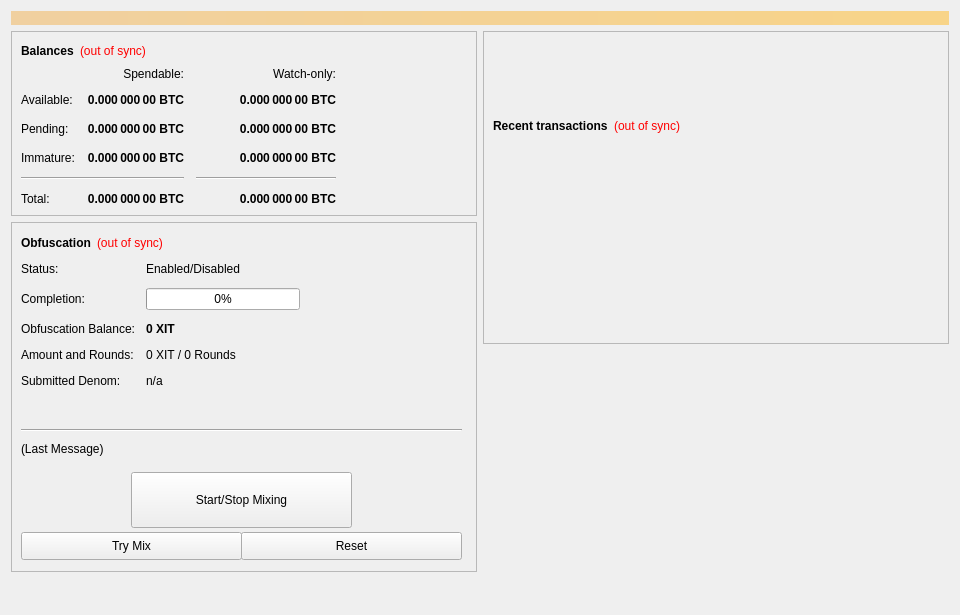
Qt form src/qt/forms/overviewpage.ui (IttriumCore/ittrium) before a commit.
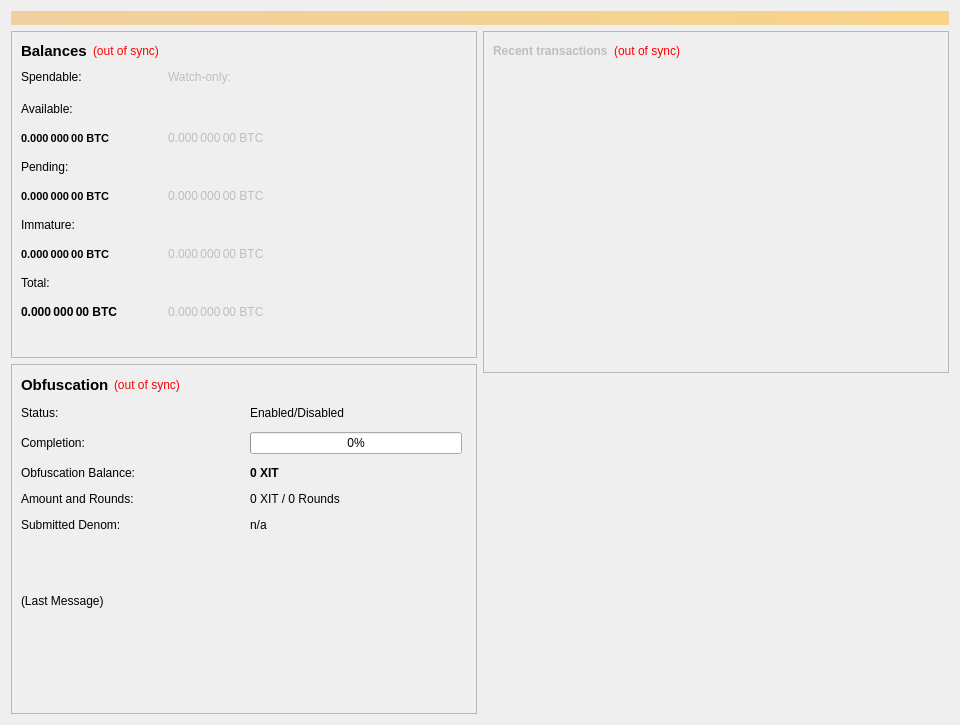
The same form after that commit. Custom widgets are drawn as their Qt base class.

Diff of the .ui file:
```diff
--- a/src/qt/forms/overviewpage.ui
+++ b/src/qt/forms/overviewpage.ui
@@ -7,7 +7,7 @@
     <x>0</x>
     <y>0</y>
     <width>960</width>
-    <height>615</height>
+    <height>725</height>
    </rect>
   </property>
   <property name="minimumSize">
@@ -40,8 +40,11 @@
     <layout class="QHBoxLayout" name="horizontalLayout" stretch="1,1">
      <item>
       <layout class="QVBoxLayout" name="verticalLayout_2">
+       <property name="spacing">
+        <number>6</number>
+       </property>
        <item>
-        <widget class="QFrame" name="frame">
+        <widget class="QFrame" name="frame_Balances">
          <property name="frameShape">
           <enum>QFrame::StyledPanel</enum>
          </property>
@@ -52,11 +55,15 @@
           <item>
            <layout class="QHBoxLayout" name="horizontalLayout_4">
             <item>
-             <widget class="QLabel" name="label_5">
+             <widget class="QLabel" name="BalanceTitle">
               <property name="font">
                <font>
+                <pointsize>11</pointsize>
                 <weight>75</weight>
+                <italic>false</italic>
                 <bold>true</bold>
+                <underline>false</underline>
+                <stylestrategy>PreferDefault</stylestrategy>
                </font>
               </property>
               <property name="text">
@@ -78,9 +85,6 @@
               <property name="text">
                <string notr="true">(out of sync)</string>
               </property>
-              <property name="alignment">
-               <set>Qt::AlignLeading|Qt::AlignLeft|Qt::AlignVCenter</set>
-              </property>
              </widget>
             </item>
             <item>
@@ -90,7 +94,7 @@
               </property>
               <property name="sizeHint" stdset="0">
                <size>
-                <width>40</width>
+                <width>30</width>
                 <height>20</height>
                </size>
               </property>
@@ -100,298 +104,261 @@
           </item>
           <item>
            <layout class="QGridLayout" name="gridLayout">
-            <property name="spacing">
-             <number>12</number>
+            <property name="horizontalSpacing">
+             <number>50</number>
             </property>
-            <item row="2" column="2">
+            <property name="verticalSpacing">
+             <number>15</number>
+            </property>
+            <item row="0" column="0">
+             <widget class="QLabel" name="labelSpendable">
+              <property name="text">
+               <string>Spendable:</string>
+              </property>
+             </widget>
+            </item>
+            <item row="9" column="0">
+             <widget class="QLabel" name="labelTotal">
+              <property name="font">
+               <font>
+                <weight>75</weight>
+                <bold>true</bold>
+               </font>
+              </property>
+              <property name="toolTip">
+               <string>Your current total balance</string>
+              </property>
+              <property name="text">
+               <string notr="true">0.000 000 00 BTC</string>
+              </property>
+              <property name="textInteractionFlags">
+               <set>Qt::NoTextInteraction</set>
+              </property>
+             </widget>
+            </item>
+            <item row="2" column="0">
+             <widget class="QLabel" name="labelBalance">
+              <property name="font">
+               <font>
+                <pointsize>8</pointsize>
+                <weight>75</weight>
+                <bold>true</bold>
+               </font>
+              </property>
+              <property name="toolTip">
+               <string>Your current spendable balance</string>
+              </property>
+              <property name="text">
+               <string notr="true">0.000 000 00 BTC</string>
+              </property>
+              <property name="textInteractionFlags">
+               <set>Qt::NoTextInteraction</set>
+              </property>
+             </widget>
+            </item>
+            <item row="4" column="1">
              <widget class="QLabel" name="labelWatchPending">
+              <property name="enabled">
+               <bool>false</bool>
+              </property>
               <property name="font">
                <font>
-                <weight>75</weight>
-                <bold>true</bold>
+                <weight>50</weight>
+                <bold>false</bold>
                </font>
               </property>
-              <property name="cursor">
-               <cursorShape>IBeamCursor</cursorShape>
-              </property>
               <property name="toolTip">
                <string>Unconfirmed transactions to watch-only addresses</string>
               </property>
               <property name="text">
                <string notr="true">0.000 000 00 BTC</string>
               </property>
-              <property name="alignment">
-               <set>Qt::AlignRight|Qt::AlignTrailing|Qt::AlignVCenter</set>
-              </property>
               <property name="textInteractionFlags">
-               <set>Qt::LinksAccessibleByMouse|Qt::TextSelectableByKeyboard|Qt::TextSelectableByMouse</set>
+               <set>Qt::NoTextInteraction</set>
               </property>
              </widget>
             </item>
-            <item row="2" column="1">
+            <item row="4" column="0">
              <widget class="QLabel" name="labelUnconfirmed">
               <property name="font">
                <font>
+                <pointsize>8</pointsize>
                 <weight>75</weight>
                 <bold>true</bold>
                </font>
               </property>
-              <property name="cursor">
-               <cursorShape>IBeamCursor</cursorShape>
-              </property>
               <property name="toolTip">
                <string>Total of transactions that have yet to be confirmed, and do not yet count toward the spendable balance</string>
               </property>
               <property name="text">
                <string notr="true">0.000 000 00 BTC</string>
               </property>
-              <property name="alignment">
-               <set>Qt::AlignRight|Qt::AlignTrailing|Qt::AlignVCenter</set>
-              </property>
               <property name="textInteractionFlags">
-               <set>Qt::LinksAccessibleByMouse|Qt::TextSelectableByKeyboard|Qt::TextSelectableByMouse</set>
+               <set>Qt::NoTextInteraction</set>
               </property>
              </widget>
             </item>
-            <item row="3" column="2">
+            <item row="0" column="1">
+             <widget class="QLabel" name="labelWatchonly">
+              <property name="enabled">
+               <bool>false</bool>
+              </property>
+              <property name="text">
+               <string>Watch-only:</string>
+              </property>
+             </widget>
+            </item>
+            <item row="6" column="1">
              <widget class="QLabel" name="labelWatchImmature">
+              <property name="enabled">
+               <bool>false</bool>
+              </property>
               <property name="font">
                <font>
-                <weight>75</weight>
-                <bold>true</bold>
+                <weight>50</weight>
+                <bold>false</bold>
                </font>
               </property>
-              <property name="cursor">
-               <cursorShape>IBeamCursor</cursorShape>
-              </property>
               <property name="toolTip">
                <string>Staked or masternode rewards in watch-only addresses that has not yet matured</string>
               </property>
               <property name="text">
                <string notr="true">0.000 000 00 BTC</string>
               </property>
-              <property name="alignment">
-               <set>Qt::AlignRight|Qt::AlignTrailing|Qt::AlignVCenter</set>
-              </property>
               <property name="textInteractionFlags">
-               <set>Qt::LinksAccessibleByMouse|Qt::TextSelectableByKeyboard|Qt::TextSelectableByMouse</set>
+               <set>Qt::NoTextInteraction</set>
               </property>
              </widget>
             </item>
-            <item row="4" column="0" colspan="2">
-             <widget class="Line" name="lineSpendableBalance">
-              <property name="orientation">
-               <enum>Qt::Horizontal</enum>
-              </property>
-             </widget>
-            </item>
-            <item row="4" column="2">
-             <widget class="Line" name="lineWatchBalance">
-              <property name="sizePolicy">
-               <sizepolicy hsizetype="Preferred" vsizetype="Fixed">
-                <horstretch>0</horstretch>
-                <verstretch>0</verstretch>
-               </sizepolicy>
-              </property>
-              <property name="minimumSize">
-               <size>
-                <width>140</width>
-                <height>0</height>
-               </size>
-              </property>
-              <property name="orientation">
-               <enum>Qt::Horizontal</enum>
-              </property>
-             </widget>
-            </item>
-            <item row="5" column="0">
-             <widget class="QLabel" name="labelTotalText">
-              <property name="text">
-               <string>Total:</string>
-              </property>
-             </widget>
-            </item>
-            <item row="3" column="1">
-             <widget class="QLabel" name="labelImmature">
-              <property name="font">
-               <font>
-                <weight>75</weight>
-                <bold>true</bold>
-               </font>
-              </property>
-              <property name="cursor">
-               <cursorShape>IBeamCursor</cursorShape>
-              </property>
-              <property name="toolTip">
-               <string>Staked or masternode rewards that has not yet matured</string>
-              </property>
-              <property name="text">
-               <string notr="true">0.000 000 00 BTC</string>
-              </property>
-              <property name="alignment">
-               <set>Qt::AlignRight|Qt::AlignTrailing|Qt::AlignVCenter</set>
-              </property>
-              <property name="textInteractionFlags">
-               <set>Qt::LinksAccessibleByMouse|Qt::TextSelectableByKeyboard|Qt::TextSelectableByMouse</set>
-              </property>
-             </widget>
-            </item>
-            <item row="2" column="3">
-             <spacer name="horizontalSpacer_2">
-              <property name="orientation">
-               <enum>Qt::Horizontal</enum>
-              </property>
-              <property name="sizeHint" stdset="0">
-               <size>
-                <width>40</width>
-                <height>20</height>
-               </size>
-              </property>
-             </spacer>
-            </item>
-            <item row="3" column="0">
-             <widget class="QLabel" name="labelImmatureText">
-              <property name="text">
-               <string>Immature:</string>
-              </property>
-             </widget>
-            </item>
-            <item row="5" column="1">
-             <widget class="QLabel" name="labelTotal">
-              <property name="font">
-               <font>
-                <weight>75</weight>
-                <bold>true</bold>
-               </font>
-              </property>
-              <property name="cursor">
-               <cursorShape>IBeamCursor</cursorShape>
-              </property>
-              <property name="toolTip">
-               <string>Your current total balance</string>
-              </property>
-              <property name="text">
-               <string notr="true">0.000 000 00 BTC</string>
-              </property>
-              <property name="alignment">
-               <set>Qt::AlignRight|Qt::AlignTrailing|Qt::AlignVCenter</set>
-              </property>
-              <property name="textInteractionFlags">
-               <set>Qt::LinksAccessibleByMouse|Qt::TextSelectableByKeyboard|Qt::TextSelectableByMouse</set>
-              </property>
-             </widget>
-            </item>
-            <item row="5" column="2">
+            <item row="9" column="1">
              <widget class="QLabel" name="labelWatchTotal">
+              <property name="enabled">
+               <bool>false</bool>
+              </property>
               <property name="font">
                <font>
-                <weight>75</weight>
-                <bold>true</bold>
+                <weight>50</weight>
+                <bold>false</bold>
                </font>
               </property>
-              <property name="cursor">
-               <cursorShape>IBeamCursor</cursorShape>
-              </property>
               <property name="toolTip">
                <string>Current total balance in watch-only addresses</string>
               </property>
               <property name="text">
                <string notr="true">0.000 000 00 BTC</string>
               </property>
-              <property name="alignment">
-               <set>Qt::AlignRight|Qt::AlignTrailing|Qt::AlignVCenter</set>
-              </property>
               <property name="textInteractionFlags">
-               <set>Qt::LinksAccessibleByMouse|Qt::TextSelectableByKeyboard|Qt::TextSelectableByMouse</set>
+               <set>Qt::NoTextInteraction</set>
               </property>
              </widget>
             </item>
             <item row="0" column="2">
-             <widget class="QLabel" name="labelWatchonly">
-              <property name="text">
-               <string>Watch-only:</string>
+             <spacer name="horizontalSpacer_2">
+              <property name="orientation">
+               <enum>Qt::Horizontal</enum>
               </property>
-              <property name="alignment">
-               <set>Qt::AlignRight|Qt::AlignTrailing|Qt::AlignVCenter</set>
+              <property name="sizeType">
+               <enum>QSizePolicy::Expanding</enum>
               </property>
-             </widget>
-            </item>
-            <item row="1" column="0">
-             <widget class="QLabel" name="labelBalanceText">
-              <property name="text">
-               <string>Available:</string>
+              <property name="sizeHint" stdset="0">
+               <size>
+                <width>30</width>
+                <height>20</height>
+               </size>
               </property>
-             </widget>
+             </spacer>
             </item>
-            <item row="1" column="1">
-             <widget class="QLabel" name="labelBalance">
+            <item row="6" column="0">
+             <widget class="QLabel" name="labelImmature">
               <property name="font">
                <font>
+                <pointsize>8</pointsize>
                 <weight>75</weight>
                 <bold>true</bold>
                </font>
               </property>
-              <property name="cursor">
-               <cursorShape>IBeamCursor</cursorShape>
-              </property>
               <property name="toolTip">
-               <string>Your current spendable balance</string>
+               <string>Staked or masternode rewards that has not yet matured</string>
+              </property>
+              <property name="layoutDirection">
+               <enum>Qt::LeftToRight</enum>
               </property>
               <property name="text">
                <string notr="true">0.000 000 00 BTC</string>
               </property>
-              <property name="alignment">
-               <set>Qt::AlignRight|Qt::AlignTrailing|Qt::AlignVCenter</set>
-              </property>
               <property name="textInteractionFlags">
-               <set>Qt::LinksAccessibleByMouse|Qt::TextSelectableByKeyboard|Qt::TextSelectableByMouse</set>
+               <set>Qt::NoTextInteraction</set>
               </property>
              </widget>
             </item>
-            <item row="1" column="2">
+            <item row="2" column="1">
              <widget class="QLabel" name="labelWatchAvailable">
+              <property name="enabled">
+               <bool>false</bool>
+              </property>
               <property name="font">
                <font>
-                <weight>75</weight>
-                <bold>true</bold>
+                <weight>50</weight>
+                <bold>false</bold>
                </font>
               </property>
-              <property name="cursor">
-               <cursorShape>IBeamCursor</cursorShape>
-              </property>
               <property name="toolTip">
                <string>Your current balance in watch-only addresses</string>
               </property>
               <property name="text">
                <string notr="true">0.000 000 00 BTC</string>
               </property>
-              <property name="alignment">
-               <set>Qt::AlignRight|Qt::AlignTrailing|Qt::AlignVCenter</set>
-              </property>
               <property name="textInteractionFlags">
-               <set>Qt::LinksAccessibleByMouse|Qt::TextSelectableByKeyboard|Qt::TextSelectableByMouse</set>
+               <set>Qt::NoTextInteraction</set>
               </property>
              </widget>
             </item>
-            <item row="2" column="0">
+            <item row="8" column="0" colspan="3">
+             <widget class="QLabel" name="labelTotalText">
+              <property name="text">
+               <string>Total:</string>
+              </property>
+             </widget>
+            </item>
+            <item row="3" column="0" colspan="3">
              <widget class="QLabel" name="labelPendingText">
               <property name="text">
                <string>Pending:</string>
               </property>
              </widget>
             </item>
-            <item row="0" column="1">
-             <widget class="QLabel" name="labelSpendable">
+            <item row="1" column="0" colspan="3">
+             <widget class="QLabel" name="labelBalanceText">
               <property name="text">
-               <string>Spendable:</string>
+               <string>Available:</string>
               </property>
-              <property name="alignment">
-               <set>Qt::AlignRight|Qt::AlignTrailing|Qt::AlignVCenter</set>
+             </widget>
+            </item>
+            <item row="5" column="0" colspan="3">
+             <widget class="QLabel" name="labelImmatureText">
+              <property name="text">
+               <string>Immature:</string>
               </property>
              </widget>
             </item>
            </layout>
           </item>
+          <item>
+           <spacer name="verticalSpacer_2">
+            <property name="orientation">
+             <enum>Qt::Vertical</enum>
+            </property>
+            <property name="sizeType">
+             <enum>QSizePolicy::Expanding</enum>
+            </property>
+            <property name="sizeHint" stdset="0">
+             <size>
+              <width>20</width>
+              <height>20</height>
+             </size>
+            </property>
+           </spacer>
+          </item>
          </layout>
         </widget>
        </item>
@@ -416,50 +383,105 @@
           <property name="geometry">
            <rect>
             <x>10</x>
-            <y>40</y>
-            <width>451</width>
-            <height>161</height>
+            <y>42</y>
+            <width>441</width>
+            <height>143</height>
            </rect>
           </property>
-          <layout class="QFormLayout" name="formLayout">
+          <layout class="QFormLayout" name="obfuscationStatusLayout">
            <property name="fieldGrowthPolicy">
             <enum>QFormLayout::AllNonFixedFieldsGrow</enum>
            </property>
            <property name="horizontalSpacing">
-            <number>11</number>
+            <number>115</number>
            </property>
            <property name="verticalSpacing">
             <number>12</number>
            </property>
            <item row="0" column="0">
             <widget class="QLabel" name="label_6">
+             <property name="font">
+              <font>
+               <weight>50</weight>
+               <bold>false</bold>
+              </font>
+             </property>
              <property name="text">
               <string>Status:</string>
              </property>
             </widget>
            </item>
+           <item row="0" column="1">
+            <widget class="QLabel" name="obfuscationEnabled">
+             <property name="font">
+              <font>
+               <weight>50</weight>
+               <bold>false</bold>
+              </font>
+             </property>
+             <property name="text">
+              <string>Enabled/Disabled</string>
+             </property>
+            </widget>
+           </item>
            <item row="1" column="0">
             <widget class="QLabel" name="label_7">
+             <property name="font">
+              <font>
+               <weight>50</weight>
+               <bold>false</bold>
+              </font>
+             </property>
              <property name="text">
               <string>Completion:</string>
              </property>
+             <property name="alignment">
+              <set>Qt::AlignLeading|Qt::AlignLeft|Qt::AlignVCenter</set>
+             </property>
             </widget>
            </item>
            <item row="1" column="1">
             <widget class="QProgressBar" name="obfuscationProgress">
-             <property name="maximumSize">
+             <property name="enabled">
+              <bool>true</bool>
+             </property>
+             <property name="minimumSize">
               <size>
                <width>154</width>
+               <height>0</height>
+              </size>
+             </property>
+             <property name="maximumSize">
+              <size>
+               <width>220</width>
                <height>16777215</height>
               </size>
              </property>
+             <property name="font">
+              <font>
+               <weight>50</weight>
+               <bold>false</bold>
+              </font>
+             </property>
              <property name="value">
               <number>0</number>
              </property>
+             <property name="alignment">
+              <set>Qt::AlignCenter</set>
+             </property>
+             <property name="invertedAppearance">
+              <bool>false</bool>
+             </property>
             </widget>
            </item>
            <item row="2" column="0">
             <widget class="QLabel" name="labelAnonymizedText">
+             <property name="font">
+              <font>
+               <weight>50</weight>
+               <bold>false</bold>
+              </font>
+             </property>
              <property name="text">
               <string>Obfuscation Balance:</string>
              </property>
@@ -480,6 +502,12 @@
            </item>
            <item row="3" column="0">
             <widget class="QLabel" name="label_8">
+             <property name="font">
+              <font>
+               <weight>50</weight>
+               <bold>false</bold>
+              </font>
+             </property>
              <property name="text">
               <string>Amount and Rounds:</string>
              </property>
@@ -487,6 +515,12 @@
            </item>
            <item row="3" column="1">
             <widget class="QLabel" name="labelAmountRounds">
+             <property name="font">
+              <font>
+               <weight>50</weight>
+               <bold>false</bold>
+              </font>
+             </property>
              <property name="text">
               <string>0 XIT / 0 Rounds</string>
              </property>
@@ -494,6 +528,12 @@
            </item>
            <item row="4" column="0">
             <widget class="QLabel" name="label_9">
+             <property name="font">
+              <font>
+               <weight>50</weight>
+               <bold>false</bold>
+              </font>
+             </property>
              <property name="text">
               <string>Submitted Denom:</string>
              </property>
@@ -501,6 +541,12 @@
            </item>
            <item row="4" column="1">
             <widget class="QLabel" name="labelSubmittedDenom">
+             <property name="font">
+              <font>
+               <weight>50</weight>
+               <bold>false</bold>
+              </font>
+             </property>
              <property name="toolTip">
               <string>The denominations you submitted to the Masternode.&lt;br&gt;To mix, other users must submit the exact same denominations.</string>
              </property>
@@ -509,16 +555,9 @@
              </property>
             </widget>
            </item>
-           <item row="0" column="1">
-            <widget class="QLabel" name="obfuscationEnabled">
-             <property name="text">
-              <string>Enabled/Disabled</string>
-             </property>
-            </widget>
-           </item>
           </layout>
          </widget>
-         <widget class="QPushButton" name="runAutoDenom">
+         <widget class="QtMaterialFlatButton" name="runAutoDenom" native="true">
           <property name="geometry">
            <rect>
             <x>251</x>
@@ -948,20 +987,20 @@
           <property name="autoFillBackground">
            <bool>true</bool>
           </property>
-          <property name="text">
+          <property name="text" stdset="0">
            <string/>
           </property>
-          <property name="flat">
+          <property name="flat" stdset="0">
            <bool>true</bool>
           </property>
          </widget>
-         <widget class="QPushButton" name="toggleObfuscation">
+         <widget class="QtMaterialFlatButton" name="toggleObfuscation" native="true">
           <property name="geometry">
            <rect>
-            <x>120</x>
-            <y>250</y>
-            <width>221</width>
-            <height>56</height>
+            <x>10</x>
+            <y>270</y>
+            <width>215</width>
+            <height>35</height>
            </rect>
           </property>
           <property name="sizePolicy">
@@ -970,30 +1009,17 @@
             <verstretch>0</verstretch>
            </sizepolicy>
           </property>
-          <property name="text">
-           <string>Start/Stop Mixing</string>
-          </property>
-         </widget>
-         <widget class="Line" name="lineLastMessage">
-          <property name="geometry">
-           <rect>
-            <x>10</x>
-            <y>200</y>
-            <width>441</width>
-            <height>16</height>
-           </rect>
-          </property>
-          <property name="orientation">
-           <enum>Qt::Horizontal</enum>
+          <property name="text" stdset="0">
+           <string>Start / Stop Obfuscation</string>
           </property>
          </widget>
          <widget class="QLabel" name="obfuscationStatus">
           <property name="geometry">
            <rect>
             <x>10</x>
-            <y>220</y>
-            <width>451</width>
-            <height>61</height>
+            <y>230</y>
+            <width>441</width>
+            <height>43</height>
            </rect>
           </property>
           <property name="minimumSize">
@@ -1012,13 +1038,13 @@
            <bool>true</bool>
           </property>
          </widget>
-         <widget class="QPushButton" name="obfuscationAuto">
+         <widget class="QtMaterialFlatButton" name="obfuscationAuto" native="true">
           <property name="geometry">
            <rect>
             <x>10</x>
-            <y>310</y>
-            <width>221</width>
-            <height>28</height>
+            <y>315</y>
+            <width>215</width>
+            <height>35</height>
            </rect>
           </property>
           <property name="sizePolicy">
@@ -1030,17 +1056,17 @@
           <property name="toolTip">
            <string>Try to manually submit a Obfuscation request.</string>
           </property>
-          <property name="text">
+          <property name="text" stdset="0">
            <string>Try Mix</string>
           </property>
          </widget>
-         <widget class="QPushButton" name="obfuscationReset">
+         <widget class="QtMaterialFlatButton" name="obfuscationReset" native="true">
           <property name="geometry">
            <rect>
             <x>230</x>
-            <y>310</y>
-            <width>221</width>
-            <height>28</height>
+            <y>315</y>
+            <width>215</width>
+            <height>35</height>
            </rect>
           </property>
           <property name="sizePolicy">
@@ -1055,24 +1081,47 @@
           <property name="autoFillBackground">
            <bool>false</bool>
           </property>
-          <property name="text">
+          <property name="text" stdset="0">
            <string>Reset</string>
           </property>
          </widget>
+         <widget class="QtMaterialFlatButton" name="toggleStaking" native="true">
+          <property name="geometry">
+           <rect>
+            <x>230</x>
+            <y>270</y>
+            <width>215</width>
+            <height>35</height>
+           </rect>
+          </property>
+          <property name="sizePolicy">
+           <sizepolicy hsizetype="MinimumExpanding" vsizetype="Fixed">
+            <horstretch>0</horstretch>
+            <verstretch>0</verstretch>
+           </sizepolicy>
+          </property>
+          <property name="text" stdset="0">
+           <string>Enable Staking</string>
+          </property>
+         </widget>
          <widget class="QWidget" name="layoutWidget">
           <property name="geometry">
            <rect>
             <x>10</x>
             <y>10</y>
-            <width>431</width>
+            <width>451</width>
             <height>22</height>
            </rect>
           </property>
           <layout class="QHBoxLayout" name="horizontalLayout_5">
+           <property name="spacing">
+            <number>5</number>
+           </property>
            <item>
-            <widget class="QLabel" name="label_2">
+            <widget class="QLabel" name="ObfuscationTitle">
              <property name="font">
               <font>
+               <pointsize>11</pointsize>
                <weight>75</weight>
                <bold>true</bold>
               </font>
@@ -1084,6 +1133,14 @@
            </item>
            <item>
             <widget class="QLabel" name="labelObfuscationSyncStatus">
+             <property name="font">
+              <font>
+               <weight>50</weight>
+               <bold>false</bold>
+               <underline>false</underline>
+               <strikeout>false</strikeout>
+              </font>
+             </property>
              <property name="toolTip">
               <string>The displayed information may be out of date. Your wallet automatically synchronizes with the Ittrium network after a connection is established, but this process has not completed yet.</string>
              </property>
@@ -1103,9 +1160,12 @@
              <property name="orientation">
               <enum>Qt::Horizontal</enum>
              </property>
+             <property name="sizeType">
+              <enum>QSizePolicy::Expanding</enum>
+             </property>
              <property name="sizeHint" stdset="0">
               <size>
-               <width>40</width>
+               <width>30</width>
                <height>20</height>
               </size>
              </property>
@@ -1115,25 +1175,21 @@
          </widget>
         </widget>
        </item>
-       <item>
-        <spacer name="verticalSpacer">
-         <property name="orientation">
-          <enum>Qt::Vertical</enum>
-         </property>
-         <property name="sizeHint" stdset="0">
-          <size>
-           <width>20</width>
-           <height>40</height>
-          </size>
-         </property>
-        </spacer>
-       </item>
       </layout>
      </item>
      <item>
       <layout class="QVBoxLayout" name="verticalLayout_3">
        <item>
-        <widget class="QFrame" name="frame_2">
+        <widget class="QFrame" name="frame_RecentTransactions">
+         <property name="enabled">
+          <bool>false</bool>
+         </property>
+         <property name="maximumSize">
+          <size>
+           <width>16777215</width>
+           <height>500</height>
+          </size>
+         </property>
          <property name="frameShape">
           <enum>QFrame::StyledPanel</enum>
          </property>
@@ -1141,26 +1197,19 @@
           <enum>QFrame::Raised</enum>
          </property>
          <layout class="QVBoxLayout" name="verticalLayout">
-          <item>
-           <spacer name="verticalSpacer_3">
-            <property name="orientation">
-             <enum>Qt::Vertical</enum>
-            </property>
-            <property name="sizeType">
-             <enum>QSizePolicy::Fixed</enum>
-            </property>
-            <property name="sizeHint" stdset="0">
-             <size>
-              <width>20</width>
-              <height>75</height>
-             </size>
-            </property>
-           </spacer>
-          </item>
+          <property name="bottomMargin">
+           <number>9</number>
+          </property>
           <item>
            <layout class="QHBoxLayout" name="horizontalLayout_2">
             <item>
-             <widget class="QLabel" name="label_4">
+             <widget class="QLabel" name="RecentTitle">
+              <property name="sizePolicy">
+               <sizepolicy hsizetype="Maximum" vsizetype="Preferred">
+                <horstretch>0</horstretch>
+                <verstretch>0</verstretch>
+               </sizepolicy>
+              </property>
               <property name="font">
                <font>
                 <weight>75</weight>
@@ -1174,6 +1223,12 @@
             </item>
             <item>
              <widget class="QLabel" name="labelTransactionsStatus">
+              <property name="sizePolicy">
+               <sizepolicy hsizetype="Maximum" vsizetype="Preferred">
+                <horstretch>0</horstretch>
+                <verstretch>0</verstretch>
+               </sizepolicy>
+              </property>
               <property name="cursor">
                <cursorShape>WhatsThisCursor</cursorShape>
               </property>
@@ -1196,9 +1251,12 @@
               <property name="orientation">
                <enum>Qt::Horizontal</enum>
               </property>
+              <property name="sizeType">
+               <enum>QSizePolicy::Expanding</enum>
+              </property>
               <property name="sizeHint" stdset="0">
                <size>
-                <width>40</width>
+                <width>30</width>
                 <height>20</height>
                </size>
               </property>
@@ -1208,6 +1266,12 @@
           </item>
           <item>
            <widget class="QListView" name="listTransactions">
+            <property name="maximumSize">
+             <size>
+              <width>16777215</width>
+              <height>650</height>
+             </size>
+            </property>
             <property name="styleSheet">
              <string notr="true">QListView { background: transparent; }</string>
             </property>
@@ -1220,6 +1284,9 @@
             <property name="horizontalScrollBarPolicy">
              <enum>Qt::ScrollBarAlwaysOff</enum>
             </property>
+            <property name="alternatingRowColors">
+             <bool>false</bool>
+            </property>
             <property name="selectionMode">
              <enum>QAbstractItemView::NoSelection</enum>
             </property>
@@ -1229,7 +1296,7 @@
         </widget>
        </item>
        <item>
-        <spacer name="verticalSpacer_2">
+        <spacer name="horizontalSpacer_5">
          <property name="orientation">
           <enum>Qt::Vertical</enum>
          </property>
@@ -1250,6 +1317,13 @@
    </item>
   </layout>
  </widget>
+ <customwidgets>
+  <customwidget>
+   <class>QtMaterialFlatButton</class>
+   <extends>QWidget</extends>
+   <header>qtmaterialflatbutton.h</header>
+  </customwidget>
+ </customwidgets>
  <resources/>
  <connections/>
 </ui>
```
